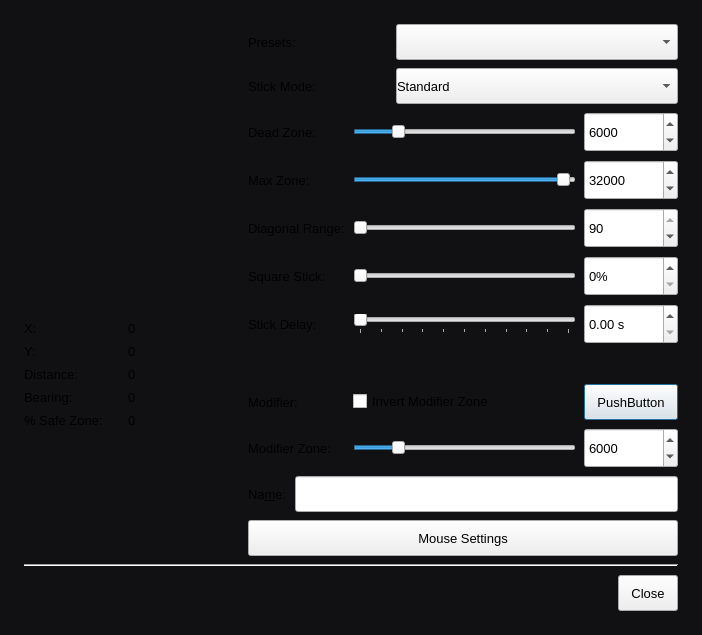
Old version of the form src/gui/joycontrolstickeditdialog.ui in the repository davaughnl/Pad.
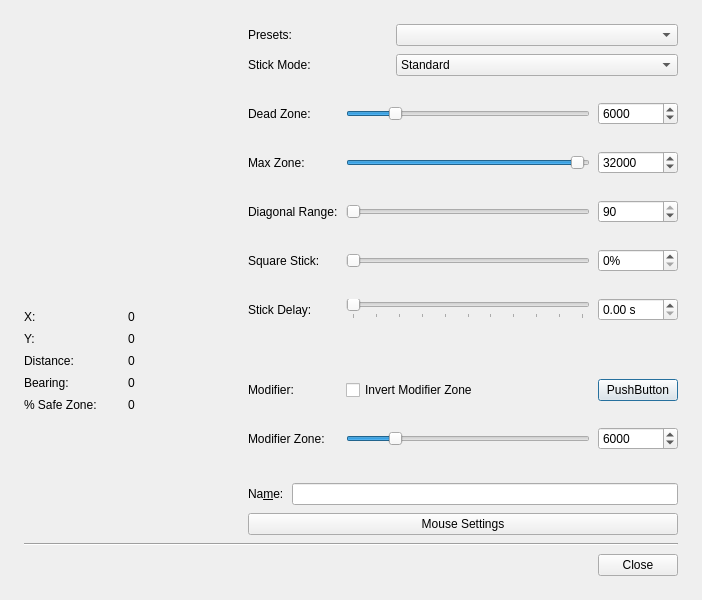
New version of the form. Icons and pictures are not drawn. Custom widgets are drawn as their Qt base class.

Commit message: dialogs: drop per-dialog stylesheets so the app palette and 24px controls apply everywhere

```diff
--- a/src/gui/joycontrolstickeditdialog.ui
+++ b/src/gui/joycontrolstickeditdialog.ui
@@ -28,21 +28,6 @@
   <property name="modal">
    <bool>true</bool>
   </property>
-  <property name="styleSheet">
-   <string notr="true">QWidget { font-family: "Geist"; font-size: 13px; font-weight: 400; }
-QDialog { background: #111113; }
-QPushButton, QToolButton { min-height: 24px; padding: 5px 12px; }
-QComboBox, QLineEdit, QSpinBox, QDoubleSpinBox { min-height: 24px; padding-top: 5px; padding-bottom: 5px; }
-QGroupBox { padding: 16px; margin-top: 16px; }
-QGroupBox::title { color: #b8b8bf; left: 16px; }
-QLabel:disabled, QCheckBox:disabled { color: #67676f; }
-JoyControlStickButtonPushButton[isflashing="true"] { background: #e8e8eb; color: #111113; border-color: #ffffff; }
-QDialogButtonBox { border: none; padding-top: 8px; }
-QFrame[frameShape="4"], QFrame[frameShape="5"] { color: #29292d; background: #29292d; max-height: 1px; border: none; }
-QGroupBox::indicator { width: 16px; height: 16px; border: 1px solid #505058; border-radius: 4px; background: #19191c; }
-QGroupBox::indicator:checked { background: #eeeeef; image: url(:/pad/icons/check-dark.svg); }
- </string>
-  </property>
   <layout class="QVBoxLayout" name="verticalLayout_5">
    <property name="spacing"><number>8</number></property>
    <property name="leftMargin"><number>24</number></property>
```
The commit also changes 7 other files.
